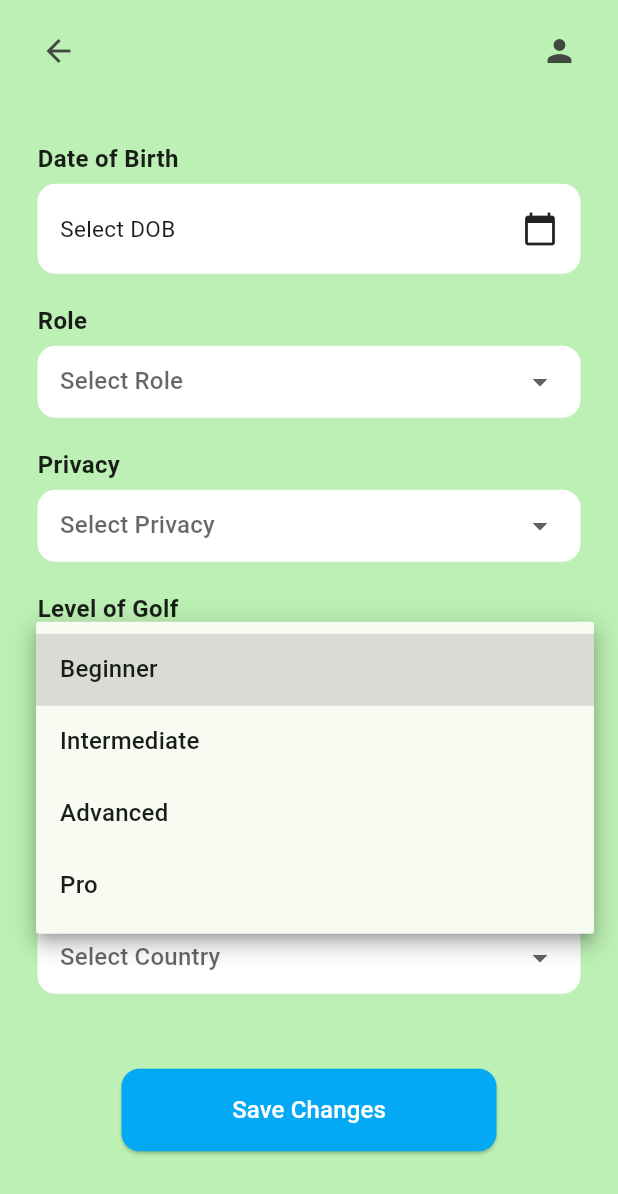
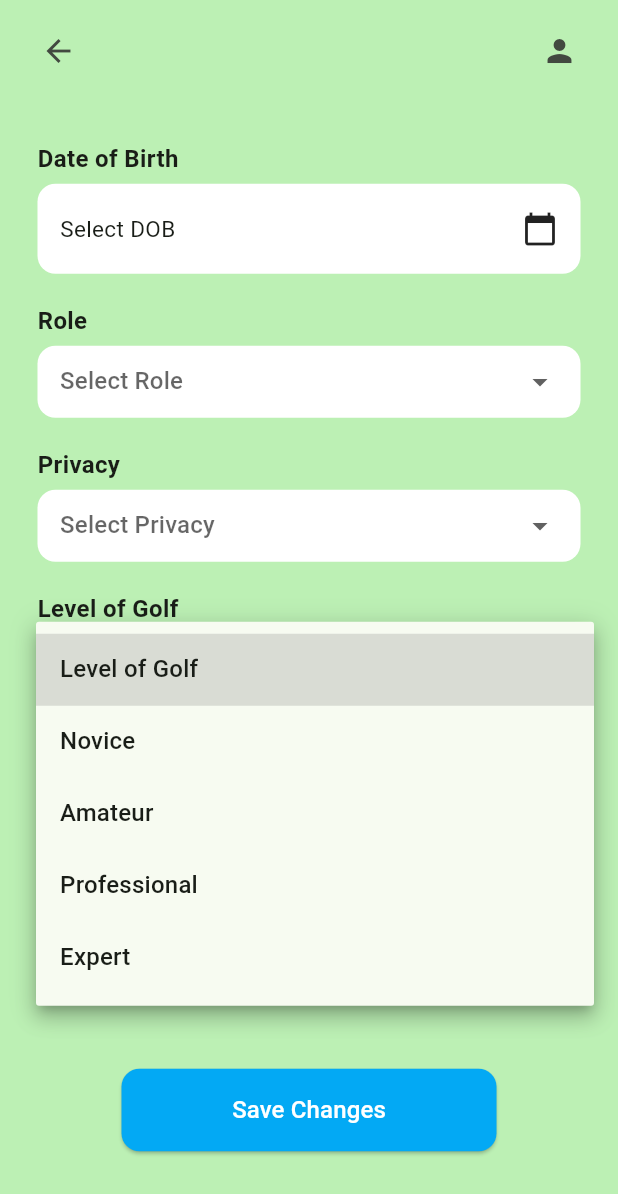
Before and after one commit to Ibrahima2007/golf-swing-app, a Flutter app: the InformationPage screen opened directly, after a tap on an icon or button, on a phone screen of 412 x 824 dp. Shown: the top 1194 px of the screen. Run offline on Flutter 3.47's test engine with Material 3 defaults, Android fonts, the light colour scheme and no system bars; our stand-ins replace country_picker; missing offline and left inert: dob_input_field.

Commit message:
displayed user info and updated

```diff
--- a/golf-coach-chatbot/mobile/lib/screens/information_screen.dart
+++ b/golf-coach-chatbot/mobile/lib/screens/information_screen.dart
@@ -1,5 +1,11 @@
 import 'package:flutter/material.dart';
+import 'package:intl/intl.dart';
+import 'package:mobile/screens/login_screen.dart';
 import 'package:mobile/screens/profile_screen.dart';
+import 'package:mobile/services/account_handler.dart';
+
+// TEMPORARY — Replace this with SharedPreferences later
+var sessionToken = Globals.sessionToken;
 
 class InformationPage extends StatefulWidget {
   const InformationPage({super.key});
@@ -16,25 +22,54 @@ class _InformationPageState extends State<InformationPage> {
   String? gender;
   String? country;
 
-  // Date Picker Method
+  final accountHandler = AccountHandler();
+
+  @override
+  void initState() {
+    super.initState();
+    loadUserInfo();
+  }
+
+  Future<void> loadUserInfo() async {
+    if (sessionToken.isEmpty) return;
+
+    final userInfo = await accountHandler.getUserInfo(sessionToken);
+    if (userInfo == null) return;
+
+    setState(() {
+      dob = formatDob(userInfo['date-of-birth']);
+      role = userInfo['role'];
+      privacy = userInfo['privacy'];
+      golfLevel = userInfo['level-of-golf'];
+      gender = userInfo['gender'];
+      country = userInfo['country'];
+    });
+  }
+
   Future<void> pickDOB() async {
+    DateTime initialDate = DateTime.now();
+    if (dob != null) {
+      try {
+        initialDate = DateFormat('MM/dd/yyyy').parse(dob!);
+      } catch (_) {}
+    }
+
     DateTime? date = await showDatePicker(
       context: context,
-      initialDate: DateTime(2005),
+      initialDate: initialDate,
       firstDate: DateTime(1950),
       lastDate: DateTime.now(),
     );
 
     if (date != null) {
       setState(() {
-        dob = "${date.month}/${date.day}/${date.year}";
+        dob = DateFormat('MM/dd/yyyy').format(date);
       });
     }
   }
 
   @override
   Widget build(BuildContext context) {
-    final primaryGreen = Colors.green;
     final skyBlue = Colors.lightBlue;
 
     return Scaffold(
@@ -42,7 +77,7 @@ class _InformationPageState extends State<InformationPage> {
       body: SafeArea(
         child: Column(
           children: [
-            // 🔹 Top Row (Back + Profile Icon)
+            // HEADER
             Padding(
               padding: const EdgeInsets.symmetric(horizontal: 15, vertical: 10),
               child: Row(
@@ -62,39 +97,36 @@ class _InformationPageState extends State<InformationPage> {
               ),
             ),
 
-            // 🔹 Centered Content
+            // CONTENT
             Expanded(
               child: Center(
                 child: SingleChildScrollView(
                   child: Column(
                     children: [
-                      // DOB Field (Date Picker)
                       buildDatePicker("Date of Birth", dob, pickDOB),
-
-                      // Dropdowns
                       buildDropdown(
                         "Role",
                         role,
                         (v) => setState(() => role = v),
-                        ["Player", "Coach", "Viewer"],
+                        ["Role", "Student", "Coach"],
                       ),
                       buildDropdown(
                         "Privacy",
                         privacy,
                         (v) => setState(() => privacy = v),
-                        ["Public", "Friends Only", "Private"],
+                        ["Privacy", "Public", "Private"],
                       ),
                       buildDropdown(
                         "Level of Golf",
                         golfLevel,
                         (v) => setState(() => golfLevel = v),
-                        ["Beginner", "Intermediate", "Advanced", "Pro"],
+                        ["Level of Golf", "Novice", "Amateur", "Professional", "Expert"],
                       ),
                       buildDropdown(
                         "Gender",
                         gender,
                         (v) => setState(() => gender = v),
-                        ["Male", "Female", "Other"],
+                        ["Gender", "Male", "Female", "Other", "Prefer not to say"],
                       ),
                       buildDropdown(
                         "Country",
@@ -108,10 +140,9 @@ class _InformationPageState extends State<InformationPage> {
                           "Other"
                         ],
                       ),
-
                       const SizedBox(height: 40),
 
-                      // 🔹 Save Button (Matches your theme)
+                      // SAVE CHANGES BUTTON
                       ElevatedButton(
                         style: ElevatedButton.styleFrom(
                           backgroundColor: skyBlue,
@@ -121,15 +152,38 @@ class _InformationPageState extends State<InformationPage> {
                             borderRadius: BorderRadius.circular(12),
                           ),
                         ),
-                        onPressed: () {
-                          // TODO: Save user data to backend or local storage
-                          Navigator.push(context,
-                              MaterialPageRoute<void>(builder: (context) => const ProfileScreen()));
-                          ScaffoldMessenger.of(context).showSnackBar(
-                            const SnackBar(
-                              content: Text("Changes Saved"),
-                            ),
+                        onPressed: () async {
+                          if (sessionToken.isEmpty) return;
+
+                          // Update all fields in the database
+                          final result = await accountHandler.updateAccountDetails(
+                            dob,
+                            role,
+                            privacy,
+                            golfLevel,
+                            gender,
+                            country,
+                            sessionToken,
                           );
+
+                          if (result == "success") {
+                            // Show success message
+                            ScaffoldMessenger.of(context).showSnackBar(
+                              const SnackBar(content: Text("Changes Saved")),
+                            );
+
+                            // Navigate back to ProfileScreen
+                            Navigator.pushReplacement(
+                              context,
+                              MaterialPageRoute(
+                                builder: (context) => const ProfileScreen(),
+                              ),
+                            );
+                          } else {
+                            ScaffoldMessenger.of(context).showSnackBar(
+                              const SnackBar(content: Text("Failed to save changes")),
+                            );
+                          }
                         },
                         child: const Text(
                           "Save Changes",
@@ -148,18 +202,20 @@ class _InformationPageState extends State<InformationPage> {
     );
   }
 
-  // 🔹 Reusable Dropdown Builder
-  Widget buildDropdown(String label, String? value,
-      Function(String?) onChanged, List<String> items) {
+  // Dropdown builder
+  Widget buildDropdown(
+    String label,
+    String? value,
+    Function(String?) onChanged,
+    List<String> items,
+  ) {
     return Padding(
       padding: const EdgeInsets.symmetric(vertical: 10, horizontal: 25),
       child: Column(
         crossAxisAlignment: CrossAxisAlignment.start,
         children: [
-          Text(label,
-              style: const TextStyle(fontWeight: FontWeight.bold, fontSize: 16)),
+          Text(label, style: const TextStyle(fontWeight: FontWeight.bold, fontSize: 16)),
           const SizedBox(height: 5),
-
           Container(
             padding: const EdgeInsets.symmetric(horizontal: 15),
             decoration: BoxDecoration(
@@ -171,10 +227,7 @@ class _InformationPageState extends State<InformationPage> {
               isExpanded: true,
               underline: const SizedBox(),
               hint: Text("Select $label"),
-              items: items
-                  .map((item) =>
-                      DropdownMenuItem(value: item, child: Text(item)))
-                  .toList(),
+              items: items.map((e) => DropdownMenuItem(value: e, child: Text(e))).toList(),
               onChanged: onChanged,
             ),
           ),
@@ -183,18 +236,15 @@ class _InformationPageState extends State<InformationPage> {
     );
   }
 
-  // 🔹 DOB Date Picker Field UI
-  Widget buildDatePicker(
-      String label, String? value, VoidCallback onTapHandler) {
+  // Date Picker builder
+  Widget buildDatePicker(String label, String? value, VoidCallback onTapHandler) {
     return Padding(
       padding: const EdgeInsets.symmetric(vertical: 10, horizontal: 25),
       child: Column(
         crossAxisAlignment: CrossAxisAlignment.start,
         children: [
-          Text(label,
-              style: const TextStyle(fontWeight: FontWeight.bold, fontSize: 16)),
+          Text(label, style: const TextStyle(fontWeight: FontWeight.bold, fontSize: 16)),
           const SizedBox(height: 5),
-
           GestureDetector(
             onTap: onTapHandler,
             child: Container(
@@ -206,8 +256,7 @@ class _InformationPageState extends State<InformationPage> {
               child: Row(
                 mainAxisAlignment: MainAxisAlignment.spaceBetween,
                 children: [
-                  Text(value ?? "Select DOB",
-                      style: const TextStyle(fontSize: 15)),
+                  Text(value ?? "Select DOB", style: const TextStyle(fontSize: 15)),
                   const Icon(Icons.calendar_today),
                 ],
               ),
@@ -218,3 +267,24 @@ class _InformationPageState extends State<InformationPage> {
     );
   }
 }
+
+// DOB formatter
+String? formatDob(String? raw) {
+  if (raw == null) return null;
+
+  try {
+    // RFC 1123 format
+    DateFormat rfcFormat = DateFormat("EEE, dd MMM yyyy HH:mm:ss 'GMT'", 'en_US');
+    DateTime parsed = rfcFormat.parseUtc(raw).toLocal();
+    return DateFormat('MM/dd/yyyy').format(parsed);
+  } catch (_) {
+    try {
+      // ISO 8601 fallback
+      DateTime parsed = DateTime.parse(raw);
+      return DateFormat('MM/dd/yyyy').format(parsed);
+    } catch (e) {
+      print("DOB format error: $e");
+      return null;
+    }
+  }
+}
--- a/golf-coach-chatbot/mobile/pubspec.yaml
+++ b/golf-coach-chatbot/mobile/pubspec.yaml
@@ -30,6 +30,7 @@ environment:
 dependencies:
   flutter:
     sdk: flutter
+  intl: ^0.18.1
 
   # The following adds the Cupertino Icons font to your application.
   # Use with the CupertinoIcons class for iOS style icons.
```
Also changed, not shown: golf-coach-chatbot/mobile/pubspec.lock.
